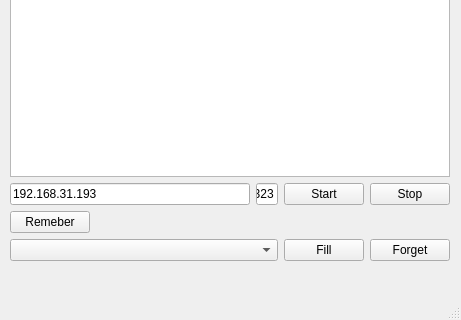
First picture: the form in MouseControllerServer/mainwindow.ui, repository BlTniki/MouseController, before the edit; both pictures show x 0 to 461 and y 340 to 660 of the 461 by 660 pixel window.
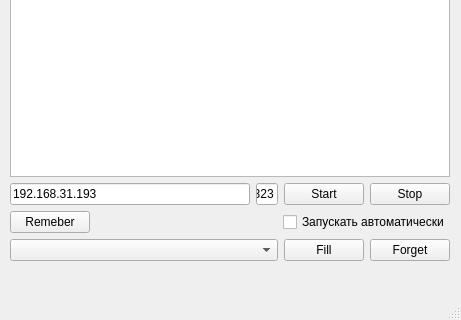
Second picture: the form after the edit.

Patch:
```diff
--- a/MouseControllerServer/mainwindow.ui
+++ b/MouseControllerServer/mainwindow.ui
@@ -14,7 +14,7 @@
    <string>MainWindow</string>
   </property>
   <widget class="QWidget" name="centralwidget">
-   <widget class="QWidget" name="">
+   <widget class="QWidget" name="layoutWidget">
     <property name="geometry">
      <rect>
       <x>10</x>
@@ -86,6 +86,16 @@
            </property>
           </spacer>
          </item>
+         <item>
+          <widget class="QCheckBox" name="cB_AutoRun">
+           <property name="text">
+            <string>Запускать автоматически</string>
+           </property>
+           <property name="tristate">
+            <bool>false</bool>
+           </property>
+          </widget>
+         </item>
         </layout>
        </item>
        <item>
```
